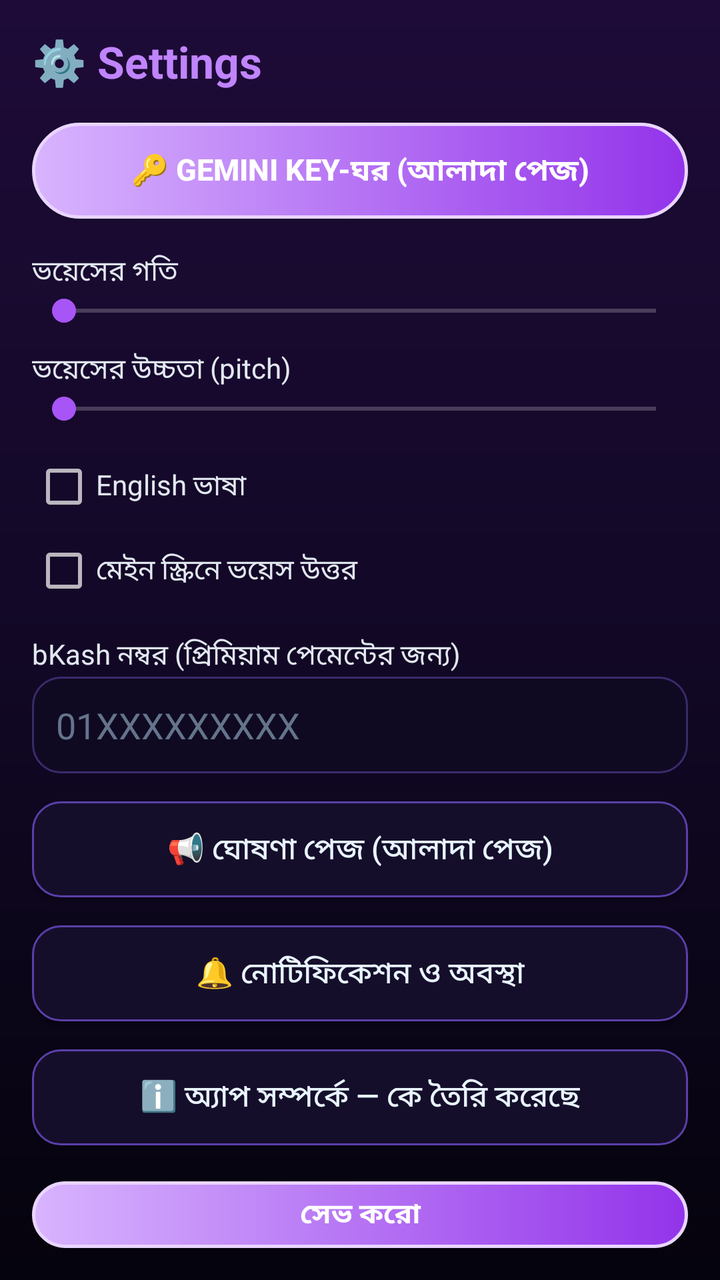
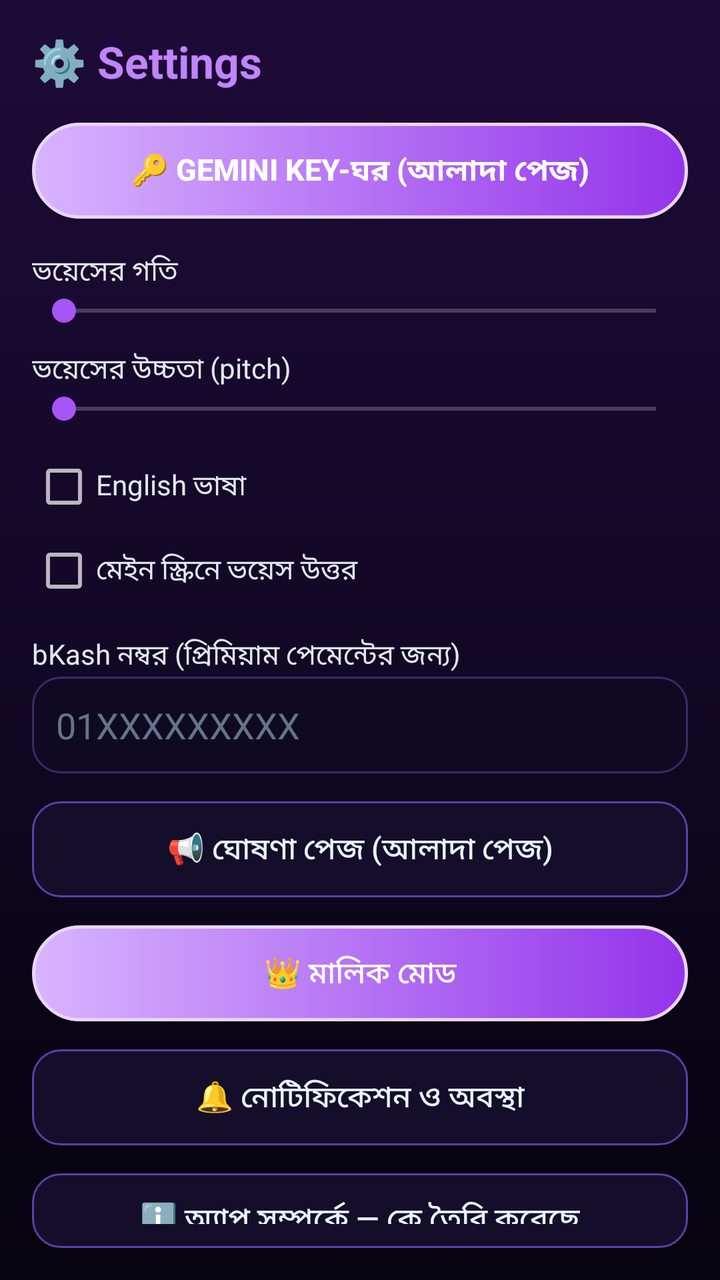

Before-and-after screenshots of an Android layout around one commit, followed by the original layout XML and the change that was made.
<!-- AndroidManifest.xml: application theme AppTheme -->
<!-- res/layout/activity_settings.xml -->
<?xml version="1.0" encoding="utf-8"?>
<LinearLayout xmlns:android="http://schemas.android.com/apk/res/android"
    android:layout_width="match_parent"
    android:layout_height="match_parent"
    android:background="@drawable/bg_main"
    android:orientation="vertical"
    android:padding="16dp">

    <TextView
        android:layout_width="match_parent"
        android:layout_height="wrap_content"
        android:text="⚙️ Settings"
        android:textColor="#C084FC"
        android:textSize="22sp"
        android:textStyle="bold" />

    <Button
        android:id="@+id/setKeysBtn"
        android:layout_width="match_parent"
        android:layout_height="wrap_content"
        android:layout_marginTop="16dp"
        android:background="@drawable/btn_primary"
        android:padding="12dp"
        android:text="🔑 Gemini Key-ঘর (আলাদা পেজ)"
        android:textColor="#FFFFFF"
        android:textSize="15sp"
        android:textStyle="bold" />

    <TextView
        android:layout_width="match_parent"
        android:layout_height="wrap_content"
        android:layout_marginTop="16dp"
        android:text="ভয়েসের গতি"
        android:textColor="#E2E8F0" />

    <SeekBar
        android:id="@+id/setSpeed"
        android:layout_width="match_parent"
        android:layout_height="wrap_content"
        android:max="20" />

    <TextView
        android:layout_width="match_parent"
        android:layout_height="wrap_content"
        android:layout_marginTop="10dp"
        android:text="ভয়েসের উচ্চতা (pitch)"
        android:textColor="#E2E8F0" />

    <SeekBar
        android:id="@+id/setPitch"
        android:layout_width="match_parent"
        android:layout_height="wrap_content"
        android:max="20" />

    <CheckBox
        android:id="@+id/setEnglish"
        android:layout_width="match_parent"
        android:layout_height="wrap_content"
        android:layout_marginTop="14dp"
        android:text="English ভাষা"
        android:textColor="#E2E8F0" />

    <CheckBox
        android:id="@+id/setMainVoice"
        android:layout_width="match_parent"
        android:layout_height="wrap_content"
        android:layout_marginTop="10dp"
        android:text="মেইন স্ক্রিনে ভয়েস উত্তর"
        android:textColor="#E2E8F0" />

    <TextView
        android:layout_width="match_parent"
        android:layout_height="wrap_content"
        android:layout_marginTop="16dp"
        android:text="bKash নম্বর (প্রিমিয়াম পেমেন্টের জন্য)"
        android:textColor="#E2E8F0" />

    <EditText
        android:id="@+id/setBkash"
        android:layout_width="match_parent"
        android:layout_height="wrap_content"
        android:background="@drawable/bg_input"
        android:hint="01XXXXXXXXX"
        android:inputType="phone"
        android:padding="12dp"
        android:textColor="#E8F4FF"
        android:textColorHint="#64748B" />

    <Button
        android:id="@+id/setAnnounceBtn"
        android:layout_width="match_parent"
        android:layout_height="wrap_content"
        android:layout_marginTop="14dp"
        android:background="@drawable/btn_secondary"
        android:padding="12dp"
        android:text="📢 ঘোষণা পেজ (আলাদা পেজ)"
        android:textColor="#E8F4FF"
        android:textSize="15sp" />

    <Button
        android:id="@+id/setStatusBtn"
        android:layout_width="match_parent"
        android:layout_height="wrap_content"
        android:layout_marginTop="14dp"
        android:background="@drawable/btn_secondary"
        android:padding="12dp"
        android:text="🔔 নোটিফিকেশন ও অবস্থা"
        android:textColor="#E8F4FF"
        android:textSize="15sp" />

    <Button
        android:id="@+id/setAboutBtn"
        android:layout_width="match_parent"
        android:layout_height="wrap_content"
        android:layout_marginTop="14dp"
        android:background="@drawable/btn_secondary"
        android:padding="12dp"
        android:text="ℹ️ অ্যাপ সম্পর্কে — কে তৈরি করেছে"
        android:textColor="#E8F4FF"
        android:textSize="15sp" />

    <Button
        android:id="@+id/setSave"
        android:layout_width="match_parent"
        android:layout_height="wrap_content"
        android:layout_marginTop="18dp"
        android:background="@drawable/btn_primary"
        android:text="সেভ করো"
        android:textColor="#FFFFFF"
        android:textStyle="bold" />

    <TextView
        android:id="@+id/setInfo"
        android:layout_width="match_parent"
        android:layout_height="wrap_content"
        android:layout_marginTop="14dp"
        android:textColor="#94A3B8"
        android:textSize="12sp" />
</LinearLayout>
<!-- resources referenced by this layout -->
<resources>
  <!-- drawable bg_input (drawable) -->
  <?xml version="1.0" encoding="utf-8"?>
  <shape xmlns:android="http://schemas.android.com/apk/res/android" android:shape="rectangle">
      <corners android:radius="14dp" />
      <solid android:color="#0F0A22" />
      <stroke android:width="1dp" android:color="#3B2A6B" />
  </shape>
  <!-- drawable bg_main (drawable) -->
  <?xml version="1.0" encoding="utf-8"?>
  <shape xmlns:android="http://schemas.android.com/apk/res/android" android:shape="rectangle">
      <gradient
          android:angle="270"
          android:startColor="#1E0B38"
          android:centerColor="#120826"
          android:endColor="#05030D" />
  </shape>
  <!-- drawable btn_primary (drawable) -->
  <?xml version="1.0" encoding="utf-8"?>
  <shape xmlns:android="http://schemas.android.com/apk/res/android" android:shape="rectangle">
      <corners android:radius="28dp" />
      <gradient android:startColor="#D8B4FE" android:endColor="#9333EA" android:angle="0" />
      <stroke android:width="1.5dp" android:color="#E9D5FF" />
  </shape>
  <!-- drawable btn_secondary (drawable) -->
  <?xml version="1.0" encoding="utf-8"?>
  <shape xmlns:android="http://schemas.android.com/apk/res/android" android:shape="rectangle">
      <corners android:radius="14dp" />
      <solid android:color="#150E2B" />
      <stroke android:width="1dp" android:color="#5B3FA8" />
  </shape>
  <style name="AppTheme" parent="android:Theme.Material.NoActionBar">
          <item name="android:windowBackground">#05030D</item>
          <item name="android:colorAccent">#A855F7</item>
          <item name="android:statusBarColor">#05030D</item>
          <item name="android:navigationBarColor">#05030D</item>
          <item name="android:windowLightStatusBar">false</item>
      </style>
</resources>

<!-- the commit's change to res/layout/activity_settings.xml (unified diff, before → after) -->
@@ -98,6 +98,17 @@
         android:textSize="15sp" />
 
     <Button
+        android:id="@+id/setOwnerBtn"
+        android:layout_width="match_parent"
+        android:layout_height="wrap_content"
+        android:layout_marginTop="14dp"
+        android:background="@drawable/btn_primary"
+        android:padding="12dp"
+        android:text="👑 মালিক মোড"
+        android:textColor="#FFFFFF"
+        android:textSize="15sp" />
+
+    <Button
         android:id="@+id/setStatusBtn"
         android:layout_width="match_parent"
         android:layout_height="wrap_content"
